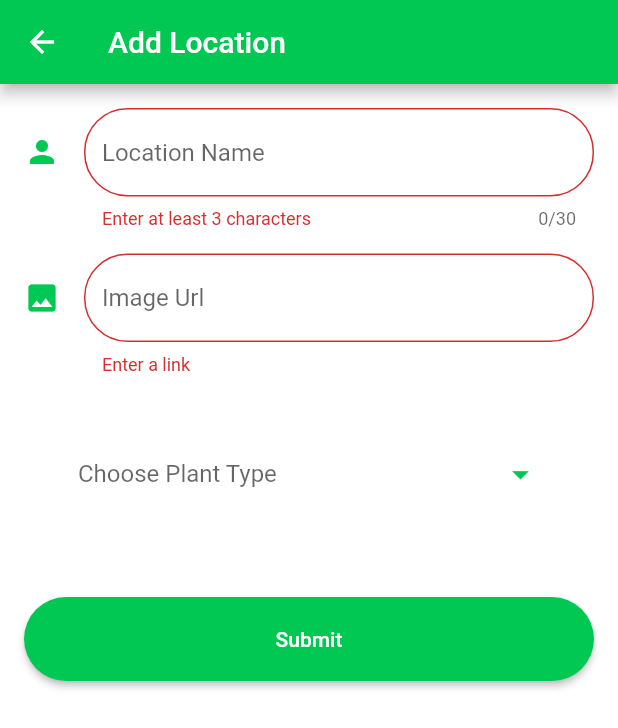
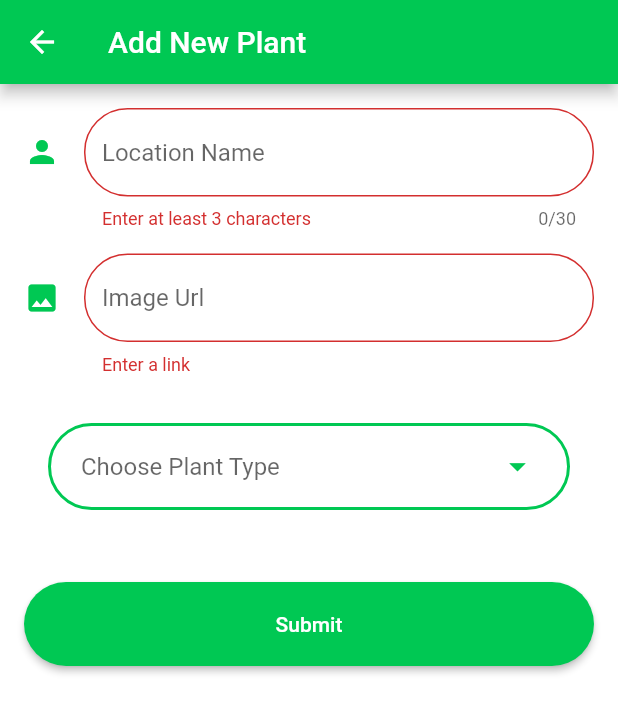
Before and after one commit to Daniel35Joseph/GreenPlanet, a Flutter app: the AddLocation screen opened directly, after a tap on "Submit", on a phone screen of 412 x 824 dp. Shown: the top 728 px of the screen. Run offline on Flutter 3.47's test engine with Material 2 defaults, Android fonts, the phone set to English and light mode, and no system bars; our stand-ins replace firebase_core, firebase_database, flutter_spinkit, flutter_svg; accounts and stored records are empty.

Commit message:
Updating AddLocations to Add Pots

```diff
--- a/lib/Screens/Pages/addLocation.dart
+++ b/lib/Screens/Pages/addLocation.dart
@@ -30,7 +30,7 @@ class _MainPageState extends State<AddLocation> {
   @override
   Widget build(BuildContext context) => Scaffold(
         appBar: AppBar(
-          title: Text('Add Location'),
+          title: Text('Add New Plant'),
           backgroundColor: kPrimaryColor,
         ),
         body: Form(
@@ -114,8 +114,12 @@ class _MainPageState extends State<AddLocation> {
   Widget buildPlantDropDown() => Container(
     decoration: BoxDecoration(
       borderRadius: BorderRadius.circular(29),
+      border: Border.all(
+        color: kPrimaryColor,
+        width: 2,
+      )
     ),
-    padding: EdgeInsets.symmetric(horizontal: 20, vertical: 10),
+    padding: EdgeInsets.symmetric(horizontal: 20, vertical: 3),
     margin: EdgeInsets.all(16),
     child: DropdownButtonHideUnderline(
       child: DropdownButton<String>(
@@ -153,7 +157,6 @@ class _MainPageState extends State<AddLocation> {
           text: 'Submit',
           onClicked: () {
             final isValid = formKey.currentState.validate();
-            // FocusScope.of(context).unfocus();
 
             if (isValid) {
               formKey.currentState.save();
@@ -164,7 +167,10 @@ class _MainPageState extends State<AddLocation> {
               final snackBar = SnackBar(
                 content: Text(
                   message,
-                  style: TextStyle(fontSize: 20),
+                  style: TextStyle(
+                    fontSize: 24,
+                    fontWeight: FontWeight.bold,
+                  ),
                 ),
                 backgroundColor: kPrimaryLightColor,
               );
```
Lines whose indentation alone changed are shown as unchanged.
